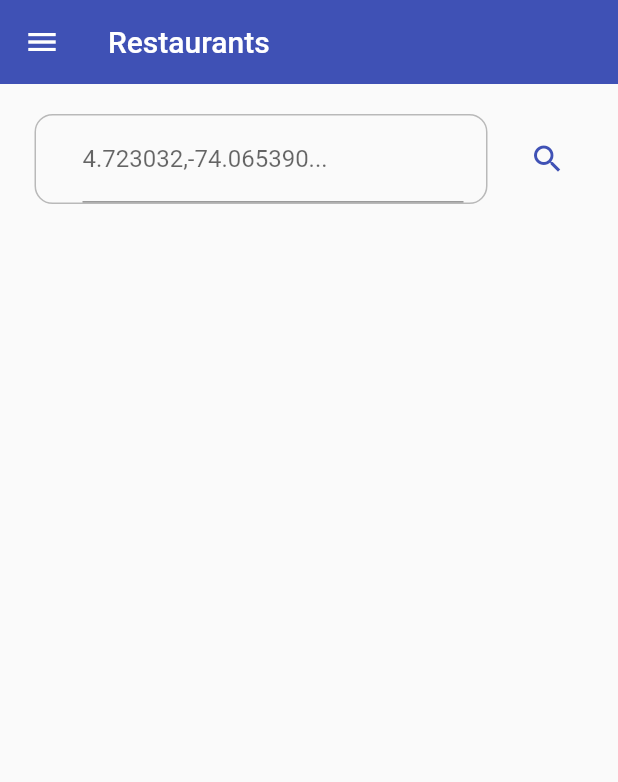
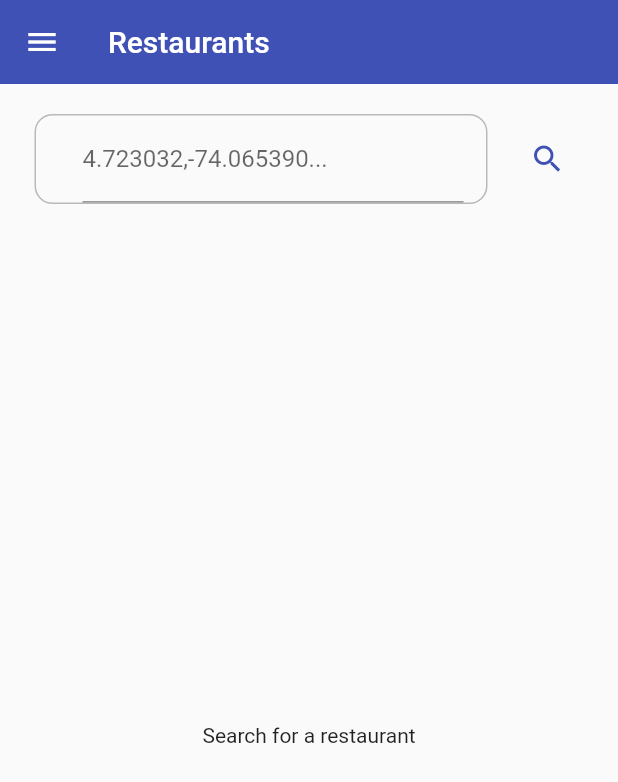
Before and after one commit to blessedmate/tybatest, a Flutter app: the HomeScreen screen opened by its route, on a phone screen of 412 x 824 dp. Shown: the top 782 px of the screen. Run offline on Flutter 3.47's test engine with Material 2 defaults, Android fonts, the phone set to English and light mode, and no system bars.

Commit message:
restaurants api request

```diff
--- a/lib/main.dart
+++ b/lib/main.dart
@@ -1,14 +1,30 @@
 import 'package:flutter/material.dart';
+import 'package:provider/provider.dart';
 import 'package:tyba_test/screens/screens.dart';
+import 'package:tyba_test/services/restaurants_service.dart';
 
-void main() => runApp(MyApp());
+void main() => runApp(const AppState());
+
+class AppState extends StatelessWidget {
+  const AppState({Key? key}) : super(key: key);
+
+  @override
+  Widget build(BuildContext context) {
+    return MultiProvider(
+      providers: [
+        ChangeNotifierProvider(create: (_) => RestaurantsService()),
+      ],
+      child: MyApp(),
+    );
+  }
+}
 
 class MyApp extends StatelessWidget {
   @override
   Widget build(BuildContext context) {
     return MaterialApp(
       title: 'Tyba Test',
-      initialRoute: 'home',
+      initialRoute: 'login',
       routes: {
         'login': (_) => LoginScreen(),
         'sign-up': (_) => SignUpScreen(),
--- a/lib/screens/home_screen.dart
+++ b/lib/screens/home_screen.dart
@@ -1,4 +1,6 @@
 import 'package:flutter/material.dart';
+import 'package:provider/provider.dart';
+import 'package:tyba_test/models/restaurant_response.dart';
 import 'package:tyba_test/services/restaurants_service.dart';
 import 'package:tyba_test/widgets/input_field.dart';
 import 'package:tyba_test/widgets/menu.dart';
@@ -7,20 +9,51 @@ class HomeScreen extends StatelessWidget {
   const HomeScreen({Key? key}) : super(key: key);
   @override
   Widget build(BuildContext context) {
+    final restaurantsProvider = Provider.of<RestaurantsService>(context);
+
     return Scaffold(
       appBar: AppBar(
         title: const Text('Restaurants'),
       ),
       drawer: const Menu(),
-      body: Column(
+      body: SafeArea(
+        child: Column(
           children: [
             const SizedBox(height: 20),
-          Padding(
-            padding: const EdgeInsets.symmetric(horizontal: 15),
-            child: SearchBar(),
+            SearchBar(),
+            const SizedBox(height: 20),
+            Expanded(
+              child: restaurantsProvider.restaurants!.isEmpty
+                  ? const Center(
+                      child: Text('Search for a restaurant'),
+                    )
+                  : ListView.builder(
+                      itemCount: restaurantsProvider.restaurants!.length,
+                      itemBuilder: (context, index) {
+                        return RestaurantTile(
+                            restaurant:
+                                restaurantsProvider.restaurants![index]);
+                      }),
             ),
           ],
         ),
+      ),
+    );
+  }
+}
+
+class RestaurantTile extends StatelessWidget {
+  final RestaurantInfo restaurant;
+  const RestaurantTile({
+    Key? key,
+    required this.restaurant,
+  }) : super(key: key);
+
+  @override
+  Widget build(BuildContext context) {
+    return Container(
+      margin: EdgeInsets.symmetric(horizontal: 10, vertical: 10),
+      child: Text(restaurant.poi!.name!),
     );
   }
 }
@@ -36,7 +69,9 @@ class SearchBar extends StatelessWidget {
 
   @override
   Widget build(BuildContext context) {
-    return Row(
+    return Padding(
+      padding: const EdgeInsets.symmetric(horizontal: 15),
+      child: Row(
         mainAxisAlignment: MainAxisAlignment.start,
         children: [
           Expanded(
@@ -48,19 +83,17 @@ class SearchBar extends StatelessWidget {
                 try {
                   lat = coords.split(',')[0];
                   lon = coords.split(',')[1];
-              } catch (error) {
-                print(error);
-              }
+                } catch (error) {}
               },
             ),
           ),
           TextButton(
-          onPressed: () async {
-            await restaurantsService.searchRestaurantsByCoords(lat, lon);
-          },
+            onPressed: () =>
+                restaurantsService.searchRestaurantsByCoords(lat, lon),
             child: const Icon(Icons.search, color: Colors.indigo),
           ),
         ],
+      ),
     );
   }
 }
--- a/lib/services/restaurants_service.dart
+++ b/lib/services/restaurants_service.dart
@@ -1,17 +1,19 @@
 import 'dart:convert';
 
+import 'package:flutter/material.dart';
 import 'package:tyba_test/models/restaurant_response.dart';
 import 'package:http/http.dart' as http;
 
-class RestaurantsService {
+class RestaurantsService extends ChangeNotifier {
   List<RestaurantInfo>? restaurants = [];
 
   final String _urlBase = 'api.tomtom.com';
 
   /// Sends a request to tomtom API to search for restaurants nearby given coordinates
   Future<String?> searchRestaurantsByCoords(String lat, String lon) async {
+    try {
       final Map<String, dynamic>? queryParameters = {
-      'key': '',
+        'key': 'GpKgdkHwolF0DtJk1M3dwJ1Ah2NrB1Pz',
         'lat': lat,
         'lon': lon,
         'radius': '500',
@@ -24,12 +26,19 @@ class RestaurantsService {
       final resp = await http.get(url);
       final Map<String, dynamic> decodedResp = json.decode(resp.body);
 
+      // Convert the decoded response into the data model, then update restaurants list
       final RestaurantsResponse restaurantsResponse =
           RestaurantsResponse.fromMap(decodedResp);
       restaurants = restaurantsResponse.results;
 
-    restaurants!.forEach((element) {
+      // Update UI
+      notifyListeners();
+
+      for (var element in restaurants!) {
         print(element.poi!.name);
-    });
+      }
+    } catch (e) {
+      print(e);
     }
   }
+}
--- a/pubspec.yaml
+++ b/pubspec.yaml
@@ -34,6 +34,7 @@ dependencies:
   # Use with the CupertinoIcons class for iOS style icons.
   cupertino_icons: ^1.0.2
   http: ^0.13.4
+  provider: ^6.0.2
 
 dev_dependencies:
   flutter_test:
```
Also changed, not shown: lib/screens/history_screen.dart (+4 -4 lines), pubspec.lock. Lines whose indentation alone changed are shown as unchanged.
